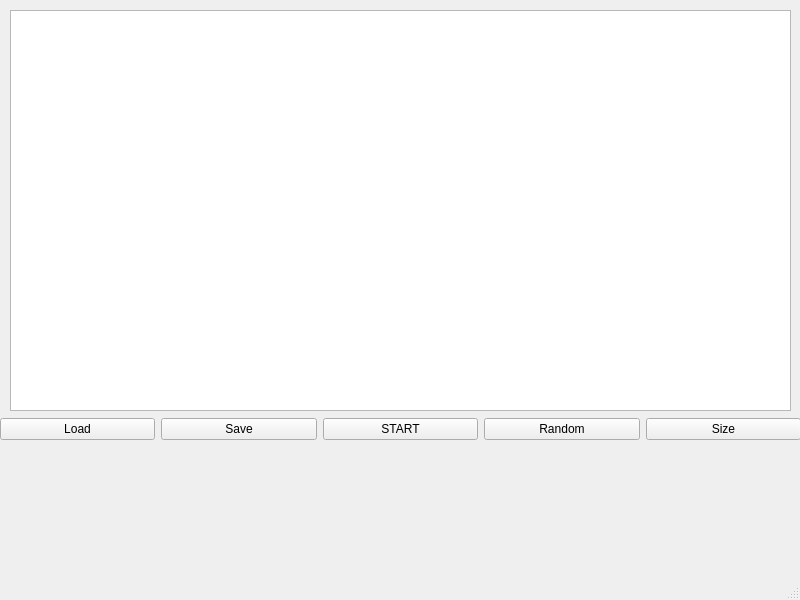
This is gamewindow.ui in BartnikLukasz/GameOfLife as Qt 5 draws it before an edit. The edited form follows.
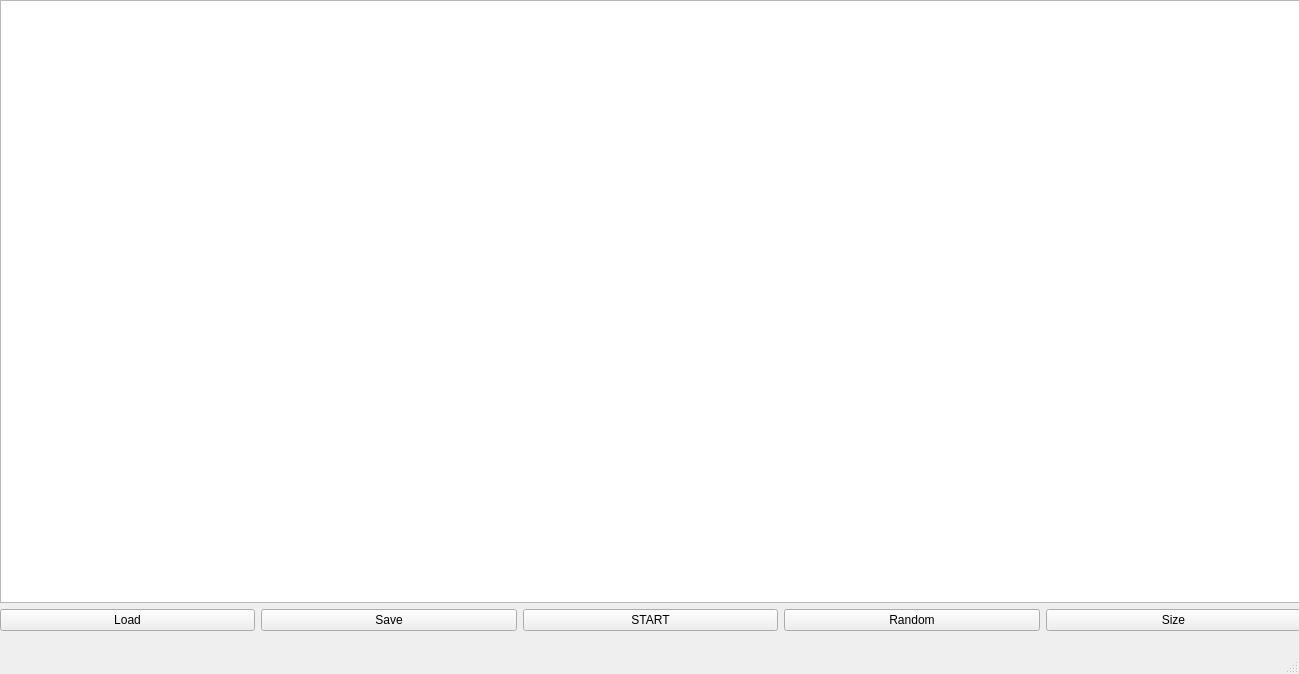
This is the edited form.

Patch:
```diff
--- a/gamewindow.ui
+++ b/gamewindow.ui
@@ -6,8 +6,8 @@
    <rect>
     <x>0</x>
     <y>0</y>
-    <width>800</width>
-    <height>600</height>
+    <width>1299</width>
+    <height>674</height>
    </rect>
   </property>
   <property name="windowTitle">
@@ -18,11 +18,16 @@
     <property name="geometry">
      <rect>
       <x>0</x>
-      <y>409</y>
-      <width>801</width>
-      <height>41</height>
+      <y>0</y>
+      <width>1301</width>
+      <height>631</height>
      </rect>
     </property>
+    <layout class="QGridLayout" name="gridLayout">
+     <item row="0" column="0">
+      <widget class="QGraphicsView" name="graphicsView"/>
+     </item>
+     <item row="1" column="0">
     <layout class="QHBoxLayout" name="horizontalLayout">
      <item>
       <widget class="QPushButton" name="loadButton">
@@ -60,16 +65,8 @@
       </widget>
      </item>
     </layout>
-   </widget>
-   <widget class="QGraphicsView" name="graphicsView">
-    <property name="geometry">
-     <rect>
-      <x>10</x>
-      <y>10</y>
-      <width>781</width>
-      <height>401</height>
-     </rect>
-    </property>
+     </item>
+    </layout>
    </widget>
   </widget>
   <widget class="QMenuBar" name="menubar">
```
Left out of the diff: 4 changed lines with no effect on the pictures. Lines whose indentation alone changed are shown as unchanged.
